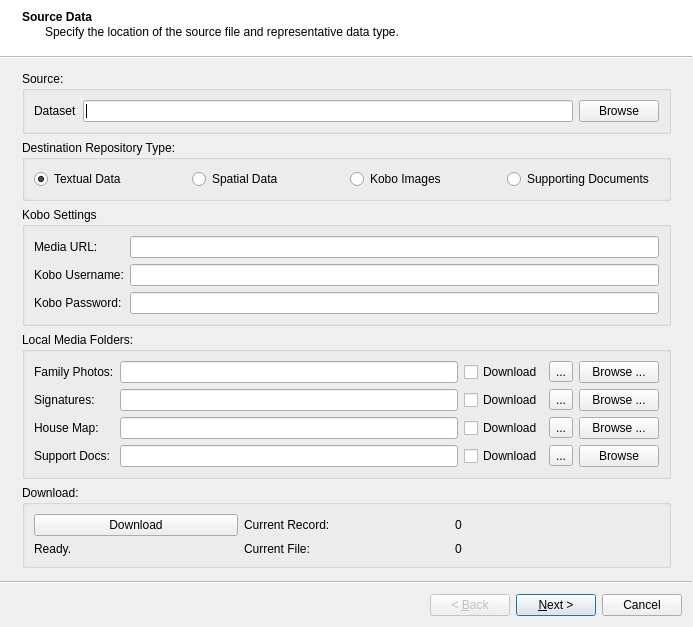
This is ui/ui_import_data.ui in gltn/stdm as Qt 5 draws it before an edit. The edited form follows.
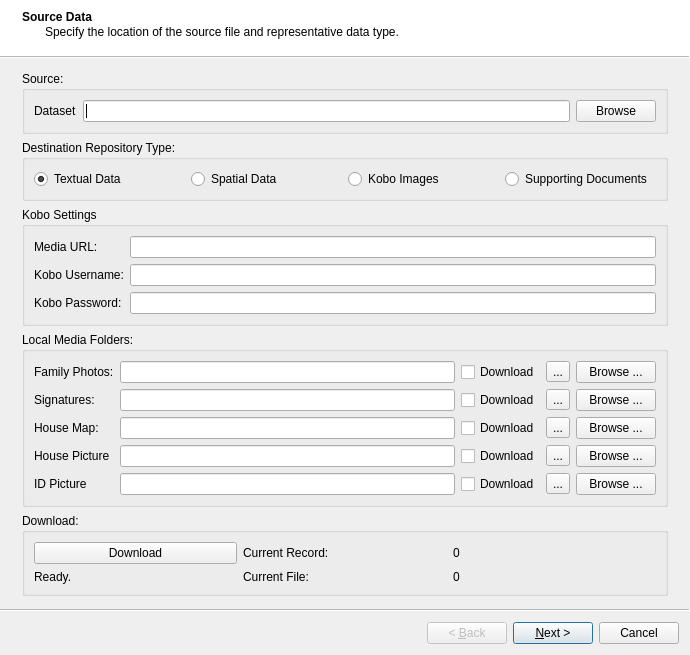
This is the edited form. Icons and pictures are not drawn.

Patch:
```diff
--- a/ui/ui_import_data.ui
+++ b/ui/ui_import_data.ui
@@ -6,7 +6,7 @@
    <rect>
     <x>0</x>
     <y>0</y>
-    <width>693</width>
+    <width>690</width>
     <height>576</height>
    </rect>
   </property>
@@ -154,6 +154,13 @@
        <string>Local Media Folders:</string>
       </property>
       <layout class="QGridLayout" name="gridLayout_6">
+       <item row="4" column="0">
+        <widget class="QLabel" name="label_12">
+         <property name="text">
+          <string>ID Picture</string>
+         </property>
+        </widget>
+       </item>
        <item row="1" column="0">
         <widget class="QLabel" name="label_8">
          <property name="text">
@@ -253,7 +260,7 @@
        <item row="3" column="0">
         <widget class="QLabel" name="label_11">
          <property name="text">
-          <string>Support Docs:</string>
+          <string>House Picture</string>
          </property>
         </widget>
        </item>
@@ -277,7 +284,31 @@
        <item row="3" column="4">
         <widget class="QPushButton" name="btnSupportDoc">
          <property name="text">
-          <string>Browse</string>
+          <string>Browse ...</string>
+         </property>
+        </widget>
+       </item>
+       <item row="4" column="1">
+        <widget class="QLineEdit" name="edtIdPic"/>
+       </item>
+       <item row="4" column="2">
+        <widget class="QCheckBox" name="cbIdPic">
+         <property name="text">
+          <string>Download</string>
+         </property>
+        </widget>
+       </item>
+       <item row="4" column="3">
+        <widget class="QToolButton" name="tbIdPic">
+         <property name="text">
+          <string>...</string>
+         </property>
+        </widget>
+       </item>
+       <item row="4" column="4">
+        <widget class="QPushButton" name="btnIdPic">
+         <property name="text">
+          <string>Browse ...</string>
          </property>
         </widget>
        </item>
```
Left out of the diff: 8 changed lines with no effect on the pictures.
